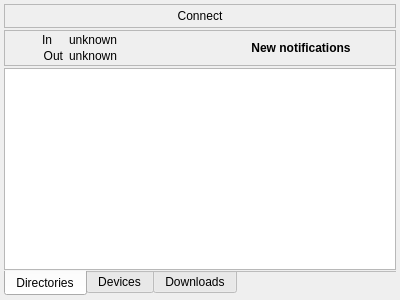
Old version of the form tray/gui/traywidget.ui in the repository Martchus/syncthingtray.
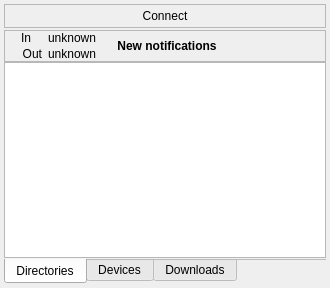
New version of the form. Icons and pictures are not drawn. Custom widgets are drawn as their Qt base class.

Commit message: Center 'New notifications' button

What changed in the file:
```diff
--- a/tray/gui/traywidget.ui
+++ b/tray/gui/traywidget.ui
@@ -2,14 +2,6 @@
 <ui version="4.0">
  <class>QtGui::TrayWidget</class>
  <widget class="QWidget" name="QtGui::TrayWidget">
-  <property name="geometry">
-   <rect>
-    <x>0</x>
-    <y>0</y>
-    <width>400</width>
-    <height>300</height>
-   </rect>
-  </property>
   <property name="windowTitle">
    <string>Syncthing Tray</string>
   </property>
@@ -160,6 +152,41 @@
     </widget>
    </item>
    <item>
+    <widget class="QTabWidget" name="tabWidget">
+     <property name="tabPosition">
+      <enum>QTabWidget::South</enum>
+     </property>
+     <property name="currentIndex">
+      <number>0</number>
+     </property>
+     <property name="documentMode">
+      <bool>true</bool>
+     </property>
+     <widget class="QWidget" name="dirsTab">
+      <attribute name="icon">
+       <iconset theme="folder" resource="../resources/icons.qrc">
+        <normaloff>:/icons/hicolor/scalable/places/folder.svg</normaloff>:/icons/hicolor/scalable/places/folder.svg</iconset>
+      </attribute>
+      <attribute name="title">
+       <string>Directories</string>
+      </attribute>
+      <layout class="QVBoxLayout" name="dirsTabVerticalLayout">
+       <property name="spacing">
+        <number>0</number>
+       </property>
+       <property name="leftMargin">
+        <number>0</number>
+       </property>
+       <property name="topMargin">
+        <number>0</number>
+       </property>
+       <property name="rightMargin">
+        <number>0</number>
+       </property>
+       <property name="bottomMargin">
+        <number>0</number>
+       </property>
+       <item>
     <widget class="QFrame" name="infoFrame">
      <property name="frameShape">
       <enum>QFrame::StyledPanel</enum>
@@ -167,9 +194,9 @@
      <property name="frameShadow">
       <enum>QFrame::Sunken</enum>
      </property>
-     <layout class="QHBoxLayout" name="horizontalLayout_2">
-      <property name="spacing">
-       <number>0</number>
+         <layout class="QHBoxLayout" name="horizontalLayout_3">
+          <property name="sizeConstraint">
+           <enum>QLayout::SetDefaultConstraint</enum>
       </property>
       <property name="leftMargin">
        <number>3</number>
@@ -184,7 +211,15 @@
        <number>0</number>
       </property>
       <item>
+           <layout class="QHBoxLayout" name="trafficHorizontalLayout">
+            <item>
        <widget class="QLabel" name="trafficIconLabel">
+              <property name="sizePolicy">
+               <sizepolicy hsizetype="Fixed" vsizetype="Preferred">
+                <horstretch>0</horstretch>
+                <verstretch>0</verstretch>
+               </sizepolicy>
+              </property>
         <property name="maximumSize">
          <size>
           <width>32</width>
@@ -198,21 +233,27 @@
       </item>
       <item>
        <widget class="QWidget" name="trafficFormWidget" native="true">
+              <property name="sizePolicy">
+               <sizepolicy hsizetype="Maximum" vsizetype="Preferred">
+                <horstretch>0</horstretch>
+                <verstretch>0</verstretch>
+               </sizepolicy>
+              </property>
         <layout class="QFormLayout" name="formLayout">
          <property name="verticalSpacing">
           <number>2</number>
          </property>
          <property name="leftMargin">
-          <number>2</number>
+                <number>0</number>
          </property>
          <property name="topMargin">
-          <number>2</number>
+                <number>0</number>
          </property>
          <property name="rightMargin">
-          <number>2</number>
+                <number>0</number>
          </property>
          <property name="bottomMargin">
-          <number>2</number>
+                <number>0</number>
          </property>
          <item row="0" column="0">
           <widget class="QLabel" name="trafficInTextLabel">
@@ -231,7 +272,7 @@
            </property>
           </widget>
          </item>
-         <item row="1" column="0">
+               <item row="2" column="0">
           <widget class="QLabel" name="trafficOutTextLabel">
            <property name="text">
             <string>Out</string>
@@ -241,7 +282,7 @@
            </property>
           </widget>
          </item>
-         <item row="1" column="1">
+               <item row="2" column="1">
           <widget class="QLabel" name="outTrafficLabel">
            <property name="toolTip">
             <string>Outgoing traffic</string>
@@ -255,9 +296,24 @@
        </widget>
       </item>
       <item>
+             <spacer name="trafficHorizontalSpacer">
+              <property name="orientation">
+               <enum>Qt::Horizontal</enum>
+              </property>
+              <property name="sizeHint" stdset="0">
+               <size>
+                <width>0</width>
+                <height>20</height>
+               </size>
+              </property>
+             </spacer>
+            </item>
+           </layout>
+          </item>
+          <item>
        <widget class="QPushButton" name="notificationsPushButton">
         <property name="sizePolicy">
-         <sizepolicy hsizetype="Fixed" vsizetype="Fixed">
+             <sizepolicy hsizetype="Maximum" vsizetype="Preferred">
           <horstretch>0</horstretch>
           <verstretch>0</verstretch>
          </sizepolicy>
@@ -282,11 +338,29 @@
          <bool>true</bool>
         </property>
        </widget>
+          </item>
+          <item>
+           <layout class="QHBoxLayout" name="horizontalLayout_2">
+            <item>
+             <spacer name="connectionHorizontalSpacer">
+              <property name="orientation">
+               <enum>Qt::Horizontal</enum>
+              </property>
+              <property name="sizeType">
+               <enum>QSizePolicy::Expanding</enum>
+              </property>
+              <property name="sizeHint" stdset="0">
+               <size>
+                <width>0</width>
+                <height>20</height>
+               </size>
+              </property>
+             </spacer>
       </item>
       <item>
        <widget class="QPushButton" name="connectionsPushButton">
         <property name="sizePolicy">
-         <sizepolicy hsizetype="Maximum" vsizetype="Fixed">
+               <sizepolicy hsizetype="Maximum" vsizetype="Preferred">
           <horstretch>0</horstretch>
           <verstretch>0</verstretch>
          </sizepolicy>
@@ -301,43 +375,10 @@
        </widget>
       </item>
      </layout>
-    </widget>
-   </item>
-   <item>
-    <widget class="QTabWidget" name="tabWidget">
-     <property name="tabPosition">
-      <enum>QTabWidget::South</enum>
-     </property>
-     <property name="currentIndex">
-      <number>0</number>
-     </property>
-     <property name="documentMode">
-      <bool>true</bool>
-     </property>
-     <widget class="QWidget" name="dirsTab">
-      <attribute name="icon">
-       <iconset theme="folder" resource="../resources/icons.qrc">
-        <normaloff>:/icons/hicolor/scalable/places/folder.svg</normaloff>:/icons/hicolor/scalable/places/folder.svg</iconset>
-      </attribute>
-      <attribute name="title">
-       <string>Directories</string>
-      </attribute>
-      <layout class="QVBoxLayout" name="dirsTabVerticalLayout">
-       <property name="spacing">
-        <number>0</number>
-       </property>
-       <property name="leftMargin">
-        <number>0</number>
-       </property>
-       <property name="topMargin">
-        <number>0</number>
-       </property>
-       <property name="rightMargin">
-        <number>0</number>
-       </property>
-       <property name="bottomMargin">
-        <number>0</number>
-       </property>
+          </item>
+         </layout>
+        </widget>
+       </item>
        <item>
         <widget class="QtGui::DirView" name="dirsTreeView"/>
        </item>
```
Left out of the diff: 3 changed lines with no effect on the pictures. Lines whose indentation alone changed are shown as unchanged. The commit also changes 1 other file.
